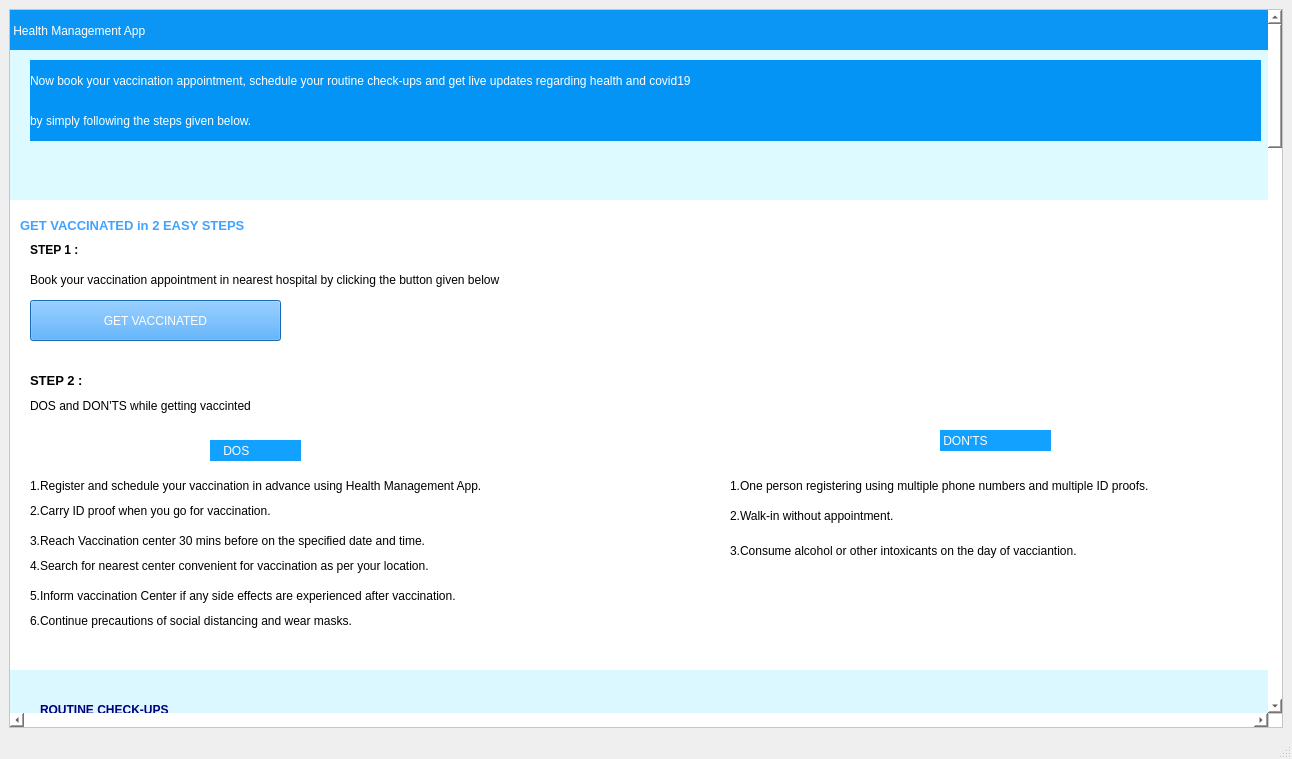
Above: homepage.ui from sasank-paria/python_mini_proj before the change. Below: the same form after it.
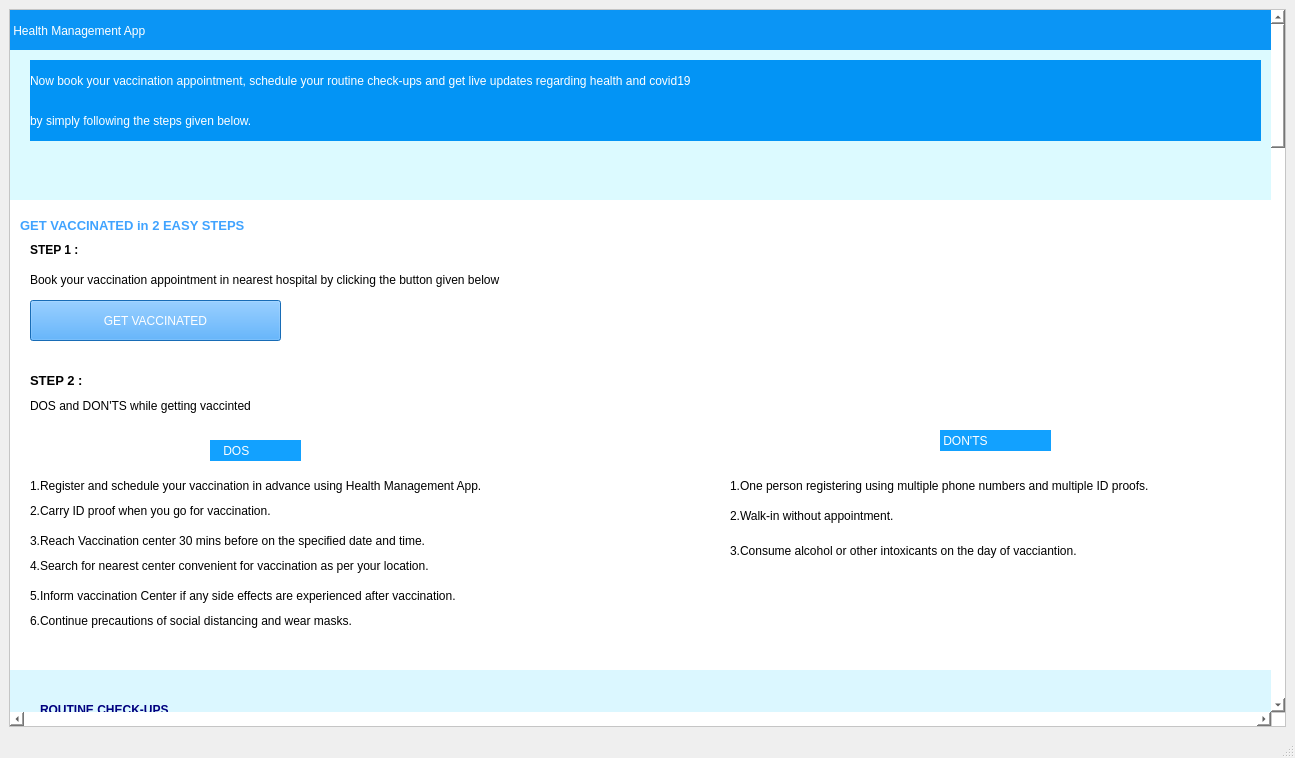
That is the form after the change.

What changed in the file:
```diff
--- a/homepage.ui
+++ b/homepage.ui
@@ -6,8 +6,8 @@
    <rect>
     <x>0</x>
     <y>0</y>
-    <width>1292</width>
-    <height>759</height>
+    <width>1295</width>
+    <height>758</height>
    </rect>
   </property>
   <property name="windowTitle">
@@ -43,7 +43,7 @@
         <rect>
          <x>0</x>
          <y>0</y>
-         <width>1247</width>
+         <width>1250</width>
          <height>3800</height>
         </rect>
        </property>
```
Left out of the diff: 6 changed lines with no effect on the pictures.
